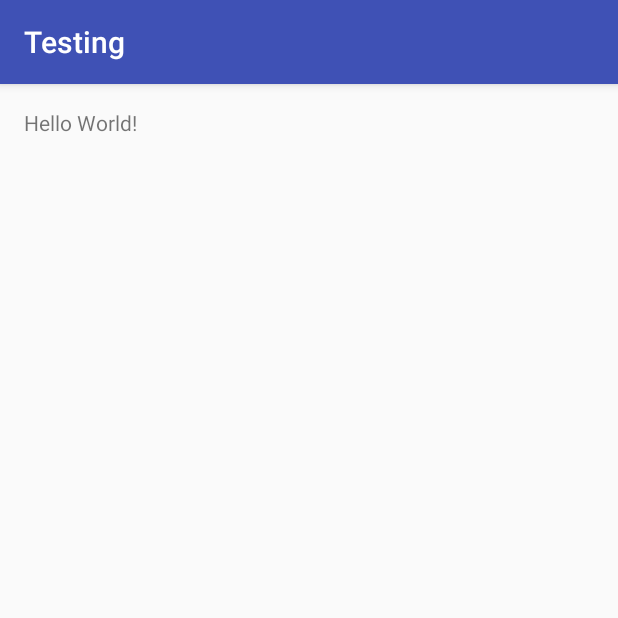
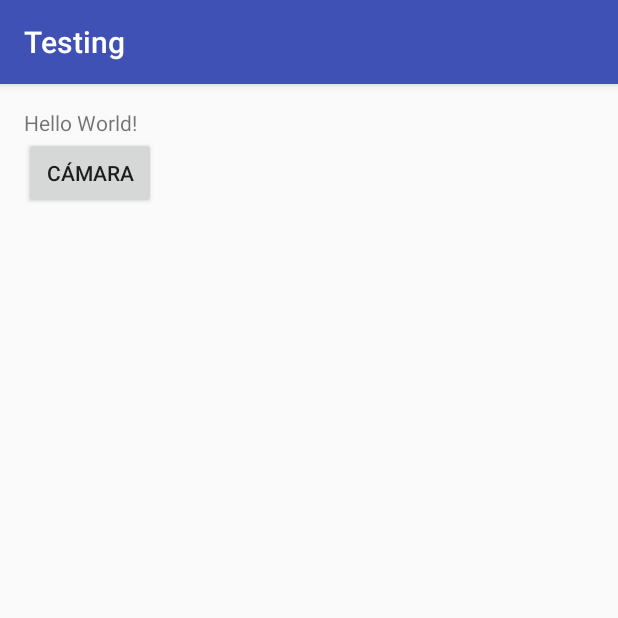
Before and after one commit to AMarquez94/AndroidNativeOpenCV, an Android app: the screen it shows after launch (MainActivity), on a phone screen of 412 x 824 dp, the top half of it. Run offline under Robolectric (Android 15) with nearby library versions, the phone set to English and light mode, and no system bars; libraries missing offline, so code that uses them is left out: org.opencv.core; 5 statements that could not run were skipped.

Commit message:
Test - Camera working

```diff
--- a/app/src/main/java/com/alejandro/nativeopencv/MainActivity.java
+++ b/app/src/main/java/com/alejandro/nativeopencv/MainActivity.java
@@ -1,12 +1,18 @@
 package com.alejandro.nativeopencv;
 
+import android.content.Intent;
+import android.hardware.Camera;
 import android.support.v7.app.AppCompatActivity;
 import android.os.Bundle;
+import android.view.View;
+import android.widget.Button;
 import android.widget.TextView;
 
 import org.opencv.core.Mat;
 
 public class MainActivity extends AppCompatActivity {
+
+    private Button mButton;
 
     @Override
     protected void onCreate(Bundle savedInstanceState) {
@@ -17,6 +23,15 @@ public class MainActivity extends AppCompatActivity {
         tv.setText(NativeClass.getStringFromNative());
 
         Mat image = new Mat();
+
+        mButton = (Button)this.findViewById(R.id.camera_button);
+        mButton.setOnClickListener(new View.OnClickListener(){
+            public void onClick(View arg0){
+
+                Intent intent = new Intent(MainActivity.this, CameraActivity.class);
+                startActivity(intent);
+            }
+        });
     }
 
     static {
--- a/app/src/main/res/layout/activity_main.xml
+++ b/app/src/main/res/layout/activity_main.xml
@@ -1,12 +1,21 @@
 <?xml version="1.0" encoding="utf-8"?>
-<RelativeLayout xmlns:android="http://schemas.android.com/apk/res/android"
-    xmlns:tools="http://schemas.android.com/tools" android:layout_width="match_parent"
-    android:layout_height="match_parent" android:paddingLeft="@dimen/activity_horizontal_margin"
-    android:paddingRight="@dimen/activity_horizontal_margin"
-    android:paddingTop="@dimen/activity_vertical_margin"
-    android:paddingBottom="@dimen/activity_vertical_margin" tools:context=".MainActivity">
+<LinearLayout xmlns:android="http://schemas.android.com/apk/res/android"
+    xmlns:tools="http://schemas.android.com/tools"
+    android:layout_width="match_parent"
+    android:layout_height="match_parent"
+    android:orientation="vertical"
+    android:paddingLeft="16dp"
+    tools:context=".MainActivity">
 
     <TextView android:id="@+id/testTextView"
-        android:text="Hello World!" android:layout_width="wrap_content"
+        android:layout_marginTop="16dp"
+        android:text="Hello World!"
+        android:layout_width="match_parent"
         android:layout_height="wrap_content" />
-</RelativeLayout>
+
+    <Button
+        android:layout_width="wrap_content"
+        android:layout_height="wrap_content"
+        android:text="@string/camera_button"
+        android:id="@+id/camera_button"/>
+</LinearLayout>
--- a/app/src/main/res/values/strings.xml
+++ b/app/src/main/res/values/strings.xml
@@ -1,3 +1,4 @@
 <resources>
     <string name="app_name">Testing</string>
+    <string name="camera_button">Cámara</string>
 </resources>
--- a/app/src/main/res/values/styles.xml
+++ b/app/src/main/res/values/styles.xml
@@ -7,5 +7,8 @@
         <item name="colorPrimaryDark">@color/colorPrimaryDark</item>
         <item name="colorAccent">@color/colorAccent</item>
     </style>
+    <style name="AppTheme.NoActionBar" parent="Theme.AppCompat.NoActionBar">
+
+    </style>
 
 </resources>
```
Also changed, not shown: app/src/main/AndroidManifest.xml (+18 -0 lines), app/src/main/java/com/alejandro/nativeopencv/CameraActivity.java (added, +135 -0 lines), app/src/main/res/layout/show_camera.xml (added, +15 -0 lines), 2 other files.
